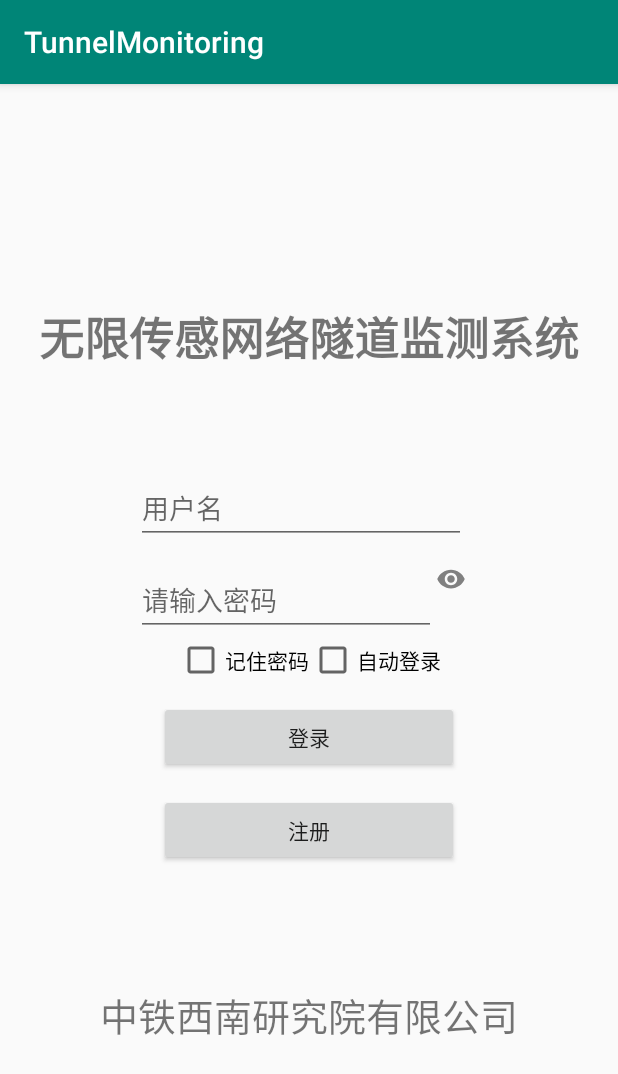
After one commit to sume520/tunnelmonitoring, an Android app: the fragment LoginFragment placed in its activity, on a phone screen of 412 x 824 dp. The commit adds this screen. Shown: the top 1074 px of the screen. Run offline under Robolectric (Android 15) with nearby library versions, the phone set to English and light mode, and no system bars; libraries missing offline, so code that uses them is left out: com.squareup.okhttp; 3 statements that could not run were skipped.

Commit message:
add login

```diff
--- a/app/build.gradle
+++ b/app/build.gradle
@@ -49,7 +49,8 @@ dependencies {
     implementation files('libs/netty-all-4.1.32.Final.jar')
     implementation files('libs/netty-all-4.1.32.Final-sources.jar')
 
-    implementation 'android.arch.navigation:navigation-fragment:1.0.0-alpha08'
-    implementation 'android.arch.navigation:navigation-ui:1.0.0-alpha08'
+    implementation 'android.arch.navigation:navigation-fragment:1.0.0-alpha09'
+    implementation 'android.arch.navigation:navigation-ui:1.0.0-alpha09'
 
+    implementation 'com.squareup.okhttp:okhttp:2.4.0'
 }
--- /dev/null
+++ b/app/src/main/java/com/sun/tunnelmonitoring/login/LoginActivity.kt
@@ -0,0 +1,31 @@
+package com.sun.tunnelmonitoring.login
+
+import android.content.Intent
+import android.support.v7.app.AppCompatActivity
+import android.os.Bundle
+import android.support.v4.app.FragmentManager
+import android.support.v4.app.FragmentTransaction
+import com.sun.tunnelmonitoring.R
+
+class LoginActivity : AppCompatActivity() {
+
+    override fun onCreate(savedInstanceState: Bundle?) {
+        super.onCreate(savedInstanceState)
+        setContentView(R.layout.activity_login)
+
+        val param=intent.getStringExtra("param")
+        when(param){
+            "login"->{
+                supportFragmentManager
+                    .inTransaction { replace(R.id.loginacivity_fragment,LoginFragment.newInstance()) }
+                title="登录"
+            }
+        }
+    }
+
+    inline fun FragmentManager.inTransaction(func: FragmentTransaction.() -> Unit) {
+        val fragmentTransaction = beginTransaction()
+        fragmentTransaction.func()
+        fragmentTransaction.commit()
+    }
+}
--- /dev/null
+++ b/app/src/main/java/com/sun/tunnelmonitoring/login/LoginFragment.kt
@@ -0,0 +1,164 @@
+package com.sun.tunnelmonitoring.login
+
+
+import android.content.Context
+import android.content.Intent
+import android.content.SharedPreferences
+import android.os.Bundle
+import android.os.Handler
+import android.os.Message
+import android.preference.PreferenceManager
+import android.support.v4.app.Fragment
+import android.text.method.HideReturnsTransformationMethod
+import android.text.method.PasswordTransformationMethod
+import android.view.LayoutInflater
+import android.view.View
+import android.view.ViewGroup
+import android.widget.*
+import com.squareup.okhttp.*
+import com.sun.tunnelmonitoring.MainActivity
+import com.sun.tunnelmonitoring.MyApplication
+
+import com.sun.tunnelmonitoring.R
+import kotlinx.android.synthetic.main.fragment_login.*
+import org.json.JSONException
+import org.json.JSONObject
+import java.io.IOException
+import java.net.URLDecoder
+
+class LoginFragment : Fragment() {
+    var sharedPref=PreferenceManager.getDefaultSharedPreferences(activity)
+    //private var sharePref=PreferenceManager.getDefaultSharedPreferences(activity)
+    private var editor: SharedPreferences.Editor? = null
+    private var loginobject: JSONObject? = null
+    private var loginjsonString: String? = null
+    var x: String = ""
+    var json:String = ""
+    private val URL = "http://192.168.43.129:1234/user/applogin"
+
+    override fun onCreateView(inflater: LayoutInflater, container: ViewGroup?,
+                              savedInstanceState: Bundle?): View? {
+        // Inflate the layout for this fragment
+        return inflater.inflate(R.layout.fragment_login, container, false)
+    }
+
+    companion object {
+
+        @JvmStatic
+        fun newInstance() =
+                LoginFragment()
+    }
+
+    override fun onActivityCreated(savedInstanceState: Bundle?) {
+        super.onActivityCreated(savedInstanceState)
+//        pref = PreferenceManager.getDefaultSharedPreferences(activity)
+//        val isRemember = pref.getBoolean("remember_password", false)
+//        val isauto = pref.getBoolean("auto_login", false)
+
+        val isRemember=sharedPref.getBoolean("remember_password",false)
+        val isauto=sharedPref.getBoolean("auto_login",false)
+        tb_show_hide_pass.setOnCheckedChangeListener{ compoundButton, isChecked ->
+            if (isChecked) {
+                tb_show_hide_pass.setTransformationMethod(HideReturnsTransformationMethod.getInstance())
+            } else {
+                tb_show_hide_pass.setTransformationMethod(PasswordTransformationMethod.getInstance())
+            }
+        }
+        if (isauto) {
+            val intent = Intent(activity, MainActivity::class.java)
+            startActivity(intent)
+        }
+        if (isRemember) {
+//            val account = pref.getString("account", "")
+//            val password = pref.getString("password", "")
+            val account=sharedPref.getString("account","")
+            val password=sharedPref.getString("password","")
+            et_account!!.setText(account)
+            et_password!!.setText(password)
+            cb_remember_pass!!.setChecked(true)
+        }
+        bt_login!!.setOnClickListener{
+            val account = et_account!!.getText().toString()
+            val password = et_password!!.getText().toString()
+
+            object : Thread() {
+                override fun run() {
+                    json = postJson(account, password)
+                }
+            }.start()
+            if (j == "1") {
+                editor = sharedPref.edit()
+                if (cb_remember_pass!!.isChecked()) {
+                    editor.putBoolean("remember_password", true)
+                    editor.putString("account", account)
+                    editor.putString("password", password)
+                    if (login.isChecked()) {
+                        editor.putBoolean("auto_login", true)
+                    } else {
+                        editor.putBoolean("auto_login", false)
+                    }
+                } else {
+                    editor.clear()
+                }
+                editor.apply()
+                val intent2 = Intent(activity, MainActivity::class.java)
+                startActivity(intent2)
+            } else {
+                Toast.makeText(activity, "用户名或密码错误", Toast.LENGTH_SHORT).show()
+            }
+        }
+//        registered.setOnClickListener(View.OnClickListener {
+//            val intent1 = Intent(activity, zhuceActivity::class.java)
+//            startActivity(intent1)
+//        })
+    }
+
+    private fun postJson(account: String, password: String): String {
+        val loginclient = OkHttpClient()
+        loginobject = JSONObject()
+        try {
+            loginobject.put("username", account)
+            loginobject.put("password", password)
+        } catch (e: JSONException) {
+            e.printStackTrace()
+        }
+
+        loginjsonString = null
+        loginjsonString = loginobject.toString()
+        val body = RequestBody.create(MediaType.parse("application/json;charset=utf-8"), loginjsonString)
+        val request = Request.Builder()
+                .url("http://192.168.43.129:1234/user/applogin")
+                .post(body)
+                .build()
+        val call = loginclient.newCall(request)
+        call.enqueue(object : Callback {
+            override fun onFailure(request: Request, e: IOException) {
+                e.printStackTrace()
+            }
+
+            @Throws(IOException::class)
+            override fun onResponse(response: Response) {
+                val msg = handler.obtainMessage()
+                msg.obj = response.body().string()
+                if (msg.equals("1")) {
+                    x = "1"
+                } else {
+                    handler.sendMessage(msg)
+                }
+            }
+        })
+        return x
+    }
+
+    internal var handler = Handler(Handler.Callback { msg ->
+        var m = msg.obj as String
+        try {
+            m = URLDecoder.decode(m, "utf-8")
+            Toast.makeText(MyApplication.getContext(), m, Toast.LENGTH_SHORT).show()
+        } catch (e: Exception) {
+            e.printStackTrace()
+        }
+
+        false
+    })
+}
--- /dev/null
+++ b/app/src/main/res/drawable/ic_hide_password_black_24dp.xml
@@ -0,0 +1,5 @@
+<vector android:height="24dp" android:tint="#808080"
+    android:viewportHeight="24.0" android:viewportWidth="24.0"
+    android:width="24dp" xmlns:android="http://schemas.android.com/apk/res/android">
+    <path android:fillColor="#FF000000" android:pathData="M12,4.5C7,4.5 2.73,7.61 1,12c1.73,4.39 6,7.5 11,7.5s9.27,-3.11 11,-7.5c-1.73,-4.39 -6,-7.5 -11,-7.5zM12,17c-2.76,0 -5,-2.24 -5,-5s2.24,-5 5,-5 5,2.24 5,5 -2.24,5 -5,5zM12,9c-1.66,0 -3,1.34 -3,3s1.34,3 3,3 3,-1.34 3,-3 -1.34,-3 -3,-3z"/>
+</vector>
--- /dev/null
+++ b/app/src/main/res/drawable/ic_person_outline_black_24dp.xml
@@ -0,0 +1,5 @@
+<vector android:height="48dp" android:tint="#808080"
+    android:viewportHeight="24.0" android:viewportWidth="24.0"
+    android:width="48dp" xmlns:android="http://schemas.android.com/apk/res/android">
+    <path android:fillColor="#FF000000" android:pathData="M12,5.9c1.16,0 2.1,0.94 2.1,2.1s-0.94,2.1 -2.1,2.1S9.9,9.16 9.9,8s0.94,-2.1 2.1,-2.1m0,9c2.97,0 6.1,1.46 6.1,2.1v1.1L5.9,18.1L5.9,17c0,-0.64 3.13,-2.1 6.1,-2.1M12,4C9.79,4 8,5.79 8,8s1.79,4 4,4 4,-1.79 4,-4 -1.79,-4 -4,-4zM12,13c-2.67,0 -8,1.34 -8,4v3h16v-3c0,-2.66 -5.33,-4 -8,-4z"/>
+</vector>
--- /dev/null
+++ b/app/src/main/res/layout/activity_login.xml
@@ -0,0 +1,10 @@
+<?xml version="1.0" encoding="utf-8"?>
+<FrameLayout xmlns:android="http://schemas.android.com/apk/res/android"
+    xmlns:app="http://schemas.android.com/apk/res-auto"
+    xmlns:tools="http://schemas.android.com/tools"
+    android:layout_width="match_parent"
+    android:layout_height="match_parent"
+    tools:context=".login.LoginActivity"
+    android:id="@+id/loginacivity_fragment">
+
+</FrameLayout>
--- /dev/null
+++ b/app/src/main/res/layout/fragment_login.xml
@@ -0,0 +1,106 @@
+<?xml version="1.0" encoding="utf-8"?>
+<RelativeLayout xmlns:android="http://schemas.android.com/apk/res/android"
+    android:layout_width="match_parent"
+    android:layout_height="match_parent">
+
+    <LinearLayout
+        android:id="@+id/La1"
+        android:layout_width="wrap_content"
+        android:layout_height="wrap_content"
+        android:layout_centerInParent="true">
+
+        <CheckBox
+            android:id="@+id/cb_remember_pass"
+            android:layout_width="wrap_content"
+            android:layout_height="wrap_content"
+            android:layout_alignBaseline="@+id/cb_autologin"
+            android:layout_alignBottom="@+id/cb_autologin"
+            android:text="记住密码" />
+
+        <CheckBox
+            android:id="@+id/cb_autologin"
+            android:layout_width="wrap_content"
+            android:layout_height="wrap_content"
+            android:layout_centerVertical="true"
+            android:text="自动登录" />
+    </LinearLayout>
+
+
+    <Button
+        android:id="@+id/bt_register"
+        android:layout_width="200dp"
+        android:layout_height="wrap_content"
+        android:layout_below="@+id/bt_login"
+        android:layout_centerHorizontal="true"
+        android:layout_marginTop="14dp"
+        android:text="注册" />
+
+    <LinearLayout
+        android:id="@+id/La2"
+        android:layout_width="wrap_content"
+        android:layout_height="wrap_content"
+        android:layout_above="@+id/La1"
+        android:layout_centerHorizontal="true">
+
+        <EditText
+            android:id="@+id/et_password"
+            android:layout_width="200dp"
+            android:layout_height="wrap_content"
+            android:layout_gravity="center"
+            android:hint="请输入密码" />
+
+        <ToggleButton
+            android:id="@+id/tb_show_hide_pass"
+            android:layout_width="20dp"
+            android:layout_height="20dp"
+            android:layout_marginRight="10dp"
+            android:background="@drawable/ic_hide_password_black_24dp"
+            android:padding="10dp"
+            android:textOff=" "
+            android:textOn=" " />
+    </LinearLayout>
+
+
+    <Button
+        android:id="@+id/bt_login"
+        android:layout_width="200dp"
+        android:layout_height="wrap_content"
+        android:layout_below="@+id/La1"
+        android:layout_centerHorizontal="true"
+        android:layout_gravity="center"
+        android:layout_marginTop="11dp"
+        android:text="登录" />
+
+    <TextView
+        android:id="@+id/textview"
+        android:layout_width="wrap_content"
+        android:layout_height="wrap_content"
+        android:layout_above="@+id/et_account"
+        android:layout_marginTop="200dp"
+        android:layout_marginBottom="27dp"
+        android:text="无限传感网络隧道监测系统"
+        android:textSize="30dp"
+        android:layout_centerHorizontal="true"
+        android:textStyle="bold" />
+
+    <TextView
+        android:id="@+id/textview2"
+        android:layout_width="wrap_content"
+        android:layout_height="wrap_content"
+        android:layout_below="@id/bt_register"
+        android:layout_centerInParent="true"
+        android:layout_marginTop="80dp"
+        android:text="中铁西南研究院有限公司"
+        android:textSize="25dp" />
+
+    <EditText
+        android:id="@+id/et_account"
+        android:layout_width="220dp"
+        android:layout_height="wrap_content"
+        android:layout_above="@+id/La2"
+        android:layout_alignLeft="@+id/La2"
+        android:layout_gravity="center"
+        android:layout_marginTop="40dp"
+        android:layout_marginBottom="13dp"
+        android:hint="用户名" />
+</RelativeLayout>
```
Also changed, not shown: app/src/main/AndroidManifest.xml (+23 -22 lines), app/src/main/java/com/sun/tunnelmonitoring/MainActivity.kt (+8 -3 lines), app/src/main/java/com/sun/tunnelmonitoring/MonitorFragment.kt (added, +26 -0 lines), app/src/main/java/com/sun/tunnelmonitoring/UserCenterFragment.kt (added, +47 -0 lines), app/src/main/res/layout/fragment_monitor.xml (added, +14 -0 lines), app/src/main/res/layout/fragment_user_center.xml (added, +57 -0 lines), app/src/main/res/menu/navigation.xml (+9 -7 lines), 1 other file.
